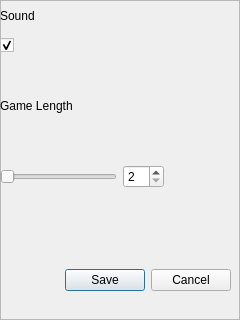
rochford/cutefootball, file settingsFrame.ui: the form before one commit.
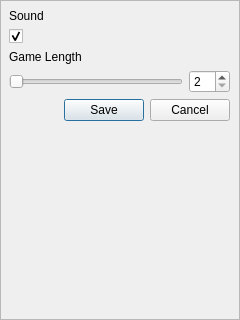
The form after the commit.

Patch:
```diff
--- a/settingsFrame.ui
+++ b/settingsFrame.ui
@@ -25,13 +25,55 @@
   <widget class="QWidget" name="verticalLayoutWidget">
    <property name="geometry">
     <rect>
-     <x>0</x>
-     <y>120</y>
-     <width>280</width>
-     <height>114</height>
+     <x>9</x>
+     <y>9</y>
+     <width>221</width>
+     <height>311</height>
     </rect>
    </property>
-   <layout class="QVBoxLayout" name="verticalLayout">
+   <layout class="QVBoxLayout" name="verticalLayout_3">
+    <item>
+     <layout class="QVBoxLayout" name="verticalLayout_2">
+      <item>
+       <widget class="QLabel" name="label_2">
+        <property name="text">
+         <string>Sound</string>
+        </property>
+       </widget>
+      </item>
+      <item>
+       <widget class="QCheckBox" name="checkBox">
+        <property name="font">
+         <font>
+          <family>MS Shell Dlg 2</family>
+          <pointsize>8</pointsize>
+          <weight>50</weight>
+          <bold>false</bold>
+         </font>
+        </property>
+        <property name="contextMenuPolicy">
+         <enum>Qt::NoContextMenu</enum>
+        </property>
+        <property name="styleSheet">
+         <string notr="true"/>
+        </property>
+        <property name="text">
+         <string/>
+        </property>
+        <property name="checked">
+         <bool>true</bool>
+        </property>
+       </widget>
+      </item>
+     </layout>
+    </item>
+    <item>
+     <widget class="QLabel" name="label">
+      <property name="text">
+       <string>Game Length</string>
+      </property>
+     </widget>
+    </item>
     <item>
      <layout class="QHBoxLayout" name="horizontalLayout">
       <item>
@@ -69,92 +111,30 @@
         </property>
        </widget>
       </item>
-      <item>
-       <spacer name="horizontalSpacer">
-        <property name="orientation">
-         <enum>Qt::Horizontal</enum>
-        </property>
-        <property name="sizeHint" stdset="0">
-         <size>
-          <width>40</width>
-          <height>20</height>
-         </size>
-        </property>
-       </spacer>
-      </item>
      </layout>
     </item>
-   </layout>
-  </widget>
-  <widget class="QLabel" name="label">
-   <property name="geometry">
-    <rect>
-     <x>0</x>
-     <y>90</y>
-     <width>145</width>
-     <height>31</height>
-    </rect>
-   </property>
-   <property name="text">
-    <string>Game Length</string>
-   </property>
-  </widget>
-  <widget class="QDialogButtonBox" name="buttonBox">
-   <property name="geometry">
-    <rect>
-     <x>10</x>
-     <y>260</y>
-     <width>221</width>
-     <height>41</height>
-    </rect>
-   </property>
-   <property name="orientation">
-    <enum>Qt::Horizontal</enum>
-   </property>
-   <property name="standardButtons">
-    <set>QDialogButtonBox::Cancel|QDialogButtonBox::Save</set>
-   </property>
-  </widget>
-  <widget class="QWidget" name="layoutWidget">
-   <property name="geometry">
-    <rect>
-     <x>0</x>
-     <y>0</y>
-     <width>190</width>
-     <height>53</height>
-    </rect>
-   </property>
-   <layout class="QVBoxLayout" name="verticalLayout_2">
     <item>
-     <widget class="QLabel" name="label_2">
-      <property name="text">
-       <string>Sound</string>
+     <widget class="QDialogButtonBox" name="buttonBox">
+      <property name="orientation">
+       <enum>Qt::Horizontal</enum>
+      </property>
+      <property name="standardButtons">
+       <set>QDialogButtonBox::Cancel|QDialogButtonBox::Save</set>
       </property>
      </widget>
     </item>
     <item>
-     <widget class="QCheckBox" name="checkBox">
-      <property name="font">
-       <font>
-        <family>MS Shell Dlg 2</family>
-        <pointsize>8</pointsize>
-        <weight>50</weight>
-        <bold>false</bold>
-       </font>
+     <spacer name="verticalSpacer">
+      <property name="orientation">
+       <enum>Qt::Vertical</enum>
       </property>
-      <property name="contextMenuPolicy">
-       <enum>Qt::NoContextMenu</enum>
+      <property name="sizeHint" stdset="0">
+       <size>
+        <width>20</width>
+        <height>40</height>
+       </size>
       </property>
-      <property name="styleSheet">
-       <string notr="true"/>
-      </property>
-      <property name="text">
-       <string/>
-      </property>
-      <property name="checked">
-       <bool>true</bool>
-      </property>
-     </widget>
+     </spacer>
     </item>
    </layout>
   </widget>
```
Left out of the diff: 4 changed lines with no effect on the pictures.
